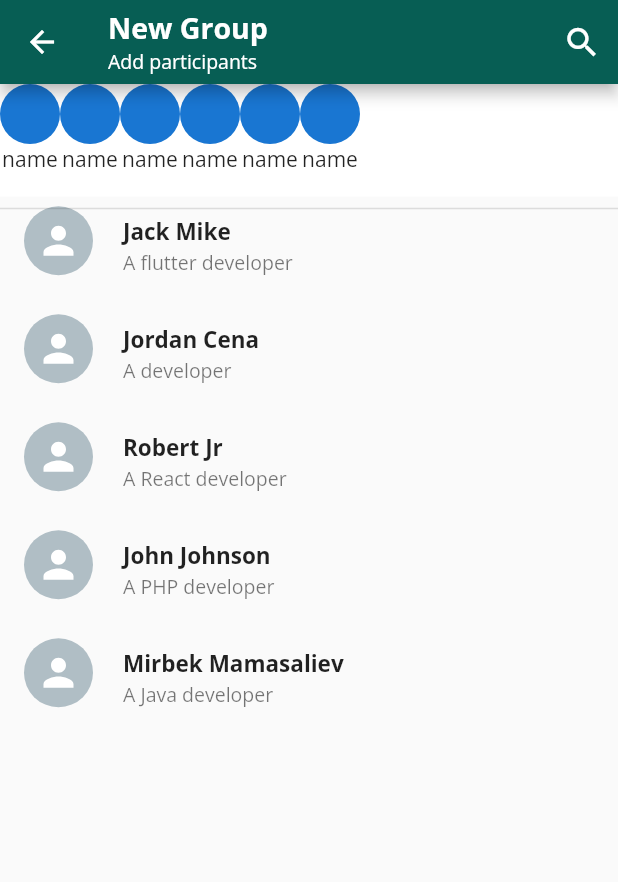
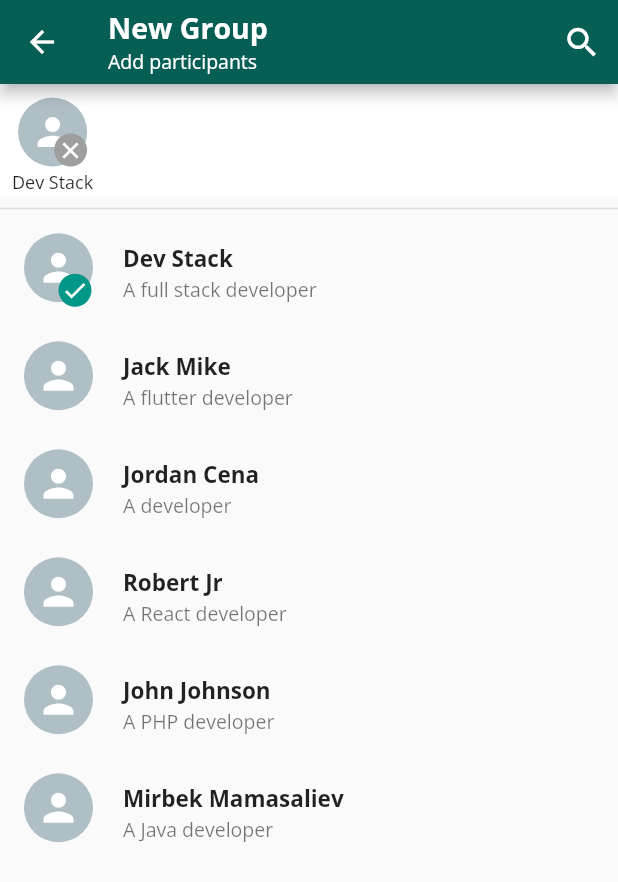
Before and after one commit to ilyasso/Flutter_lessons, a Flutter app: the CreateGroup screen opened directly, after a tap on "Dev Stack", on a phone screen of 412 x 824 dp. Shown: the top 882 px of the screen. Run offline on Flutter 3.47's test engine with Material 2 defaults, Android fonts, the phone set to English and light mode, and no system bars; our stand-ins replace audioplayers, flutter_spinkit, font_awesome_flutter, geolocator, get, rflutter_alert and 2 more; missing offline and left inert: emoji_picker_2.

Commit message:
complete 13

```diff
--- a/lib/lesson_10/CustomUI/AvtarCard.dart
+++ b/lib/lesson_10/CustomUI/AvtarCard.dart
@@ -1,16 +1,55 @@
-import 'package:flutter/cupertino.dart';
 import 'package:flutter/material.dart';
+import 'package:websafe_svg/websafe_svg.dart';
+
+import '../model/ChatModel.dart';
 
 class AvtarCard extends StatelessWidget {
-  const AvtarCard({Key key}) : super(key: key);
+  const AvtarCard({Key key, this.contact}) : super(key: key);
+  final ChatModel contact;
 
   @override
   Widget build(BuildContext context) {
-    return Column(
-      children: [
-        CircleAvatar(),
-        Text('name'),
-      ],
+    return Padding(
+      padding: const EdgeInsets.symmetric(vertical: 2, horizontal: 8),
+      child: Column(
+        mainAxisAlignment: MainAxisAlignment.end,
+        children: [
+          Stack(
+            children: [
+              CircleAvatar(
+                radius: 23,
+                child: WebsafeSvg.asset(
+                  'assets/icons/person.svg',
+                  color: Colors.white,
+                  height: 30,
+                  width: 30,
+                ),
+                backgroundColor: Colors.blueGrey[200],
+              ),
+              Positioned(
+                bottom: 0,
+                right: 0,
+                child: CircleAvatar(
+                  backgroundColor: Colors.grey,
+                  radius: 11,
+                  child: Icon(
+                    Icons.clear,
+                    color: Colors.white,
+                    size: 18,
+                  ),
+                ),
+              )
+            ],
+          ),
+          SizedBox(
+            height: 2,
+          ),
+          Text(
+            contact.name,
+            style: TextStyle(fontSize: 12),
+          )
+        ],
+      ),
     );
   }
 }
--- a/lib/lesson_10/Screens/CreateGroup.dart
+++ b/lib/lesson_10/Screens/CreateGroup.dart
@@ -39,7 +39,7 @@ class _CreateGroupState extends State<CreateGroup> {
       status: "A Java developer",
     ),
   ];
-  List<ChatModel> groups = [];
+  List<ChatModel> groupmember = [];
   @override
   Widget build(BuildContext context) {
     return Scaffold(
@@ -76,28 +76,34 @@ class _CreateGroupState extends State<CreateGroup> {
       body: Stack(
         children: [
           ListView.builder(
-              itemCount: contacts.length,
+              itemCount: contacts.length + 1,
               itemBuilder: (context, index) {
+                if (index == 0) {
+                  return Container(
+                    height: groupmember.length > 0 ? 90 : 10,
+                  );
+                }
                 return InkWell(
                   onTap: () {
-                    if (contacts[index].select == false) {
+                    if (contacts[index - 1].select == false) {
                       setState(() {
-                        contacts[index].select = true;
-                        groups.add(contacts[index]);
+                        contacts[index - 1].select = true;
+                        groupmember.add(contacts[index - 1]);
                       });
                     } else {
                       setState(() {
-                        contacts[index].select = false;
-                        groups.remove(contacts[index]);
+                        contacts[index - 1].select = false;
+                        groupmember.remove(contacts[index - 1]);
                       });
                     }
                   },
                   child: ContactCard(
-                    contact: contacts[index],
+                    contact: contacts[index - 1],
                   ),
                 );
               }),
-          Column(
+          groupmember.length > 0
+              ? Column(
                   children: [
                     Container(
                       height: 75,
@@ -105,14 +111,29 @@ class _CreateGroupState extends State<CreateGroup> {
                       child: ListView.builder(
                           scrollDirection: Axis.horizontal,
                           itemCount: contacts.length,
-                  itemBuilder: (context, index) => AvtarCard(),
+                          itemBuilder: (context, index) {
+                            if (contacts[index].select == true)
+                              return InkWell(
+                                onTap: () {
+                                  setState(() {
+                                    contacts[index].select = false;
+                                    groupmember.remove(contacts[index]);
+                                  });
+                                },
+                                child: AvtarCard(
+                                  contact: contacts[index],
                                 ),
+                              );
+                            else
+                              return Container();
+                          }),
                     ),
                     Divider(
                       thickness: 1,
                     )
                   ],
                 )
+              : Container(),
         ],
       ),
     );
```
Lines whose indentation alone changed are shown as unchanged.
